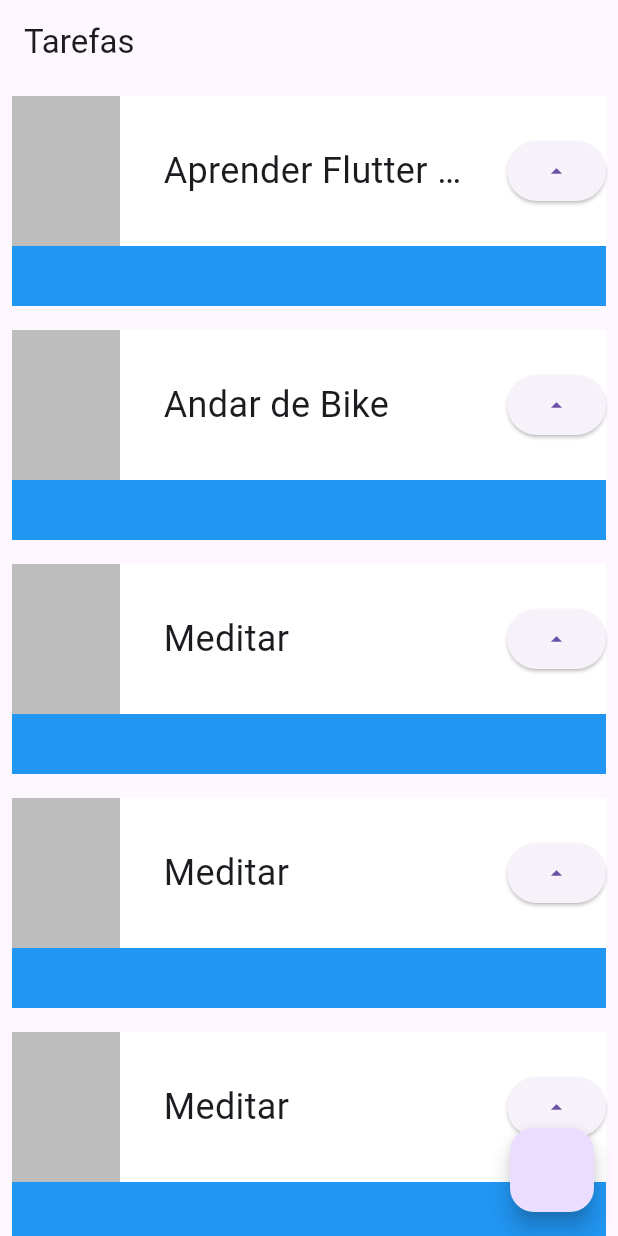
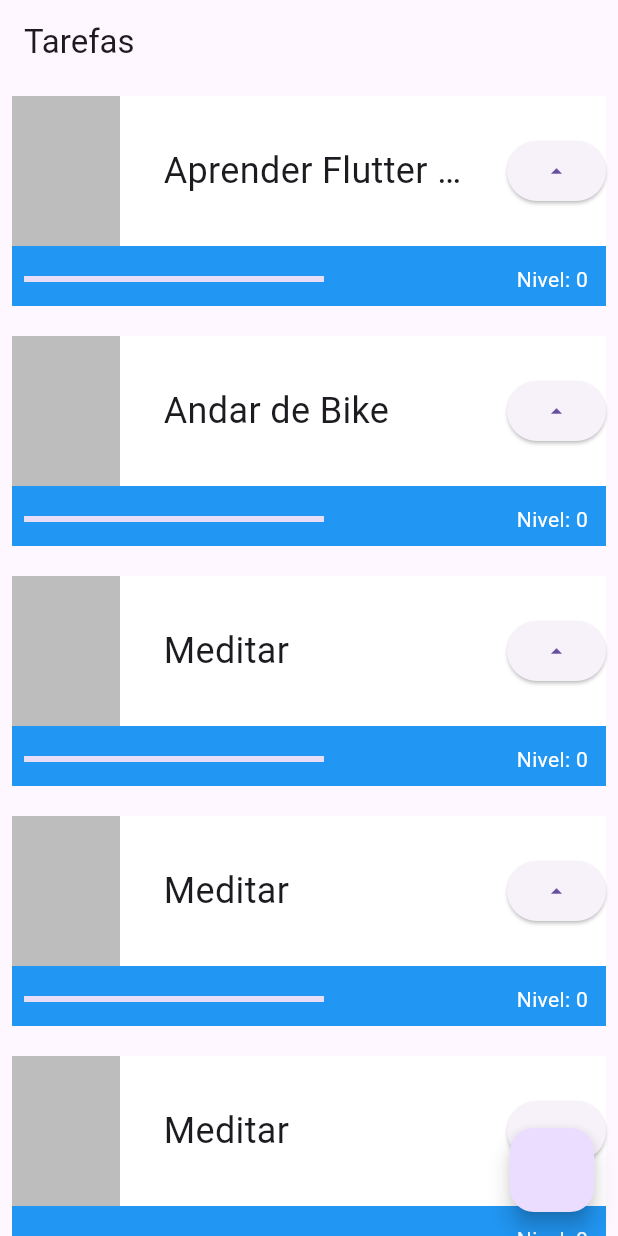
Before and after one commit to letpwk/my_app, a Flutter app: the screen it shows after launch, on a phone screen of 412 x 824 dp. Run offline on Flutter 3.47's test engine with Material 3 defaults, Android fonts, the phone set to English and light mode, and no system bars.

```diff
--- a/lib/main.dart
+++ b/lib/main.dart
@@ -36,10 +36,16 @@ class MeuApp extends StatelessWidget {
   }
 }
 
-class Task extends StatelessWidget {
+class Task extends StatefulWidget {
   final String nome;
   const Task(this.nome, {super.key});
 
+  @override
+  State<Task> createState() => _TaskState();
+}
+
+class _TaskState extends State<Task> {
+  int nivel = 0;
   @override
   Widget build(BuildContext context) {
     return Padding(
@@ -51,6 +57,8 @@ class Task extends StatelessWidget {
               color: Colors.blue,
               height: 140,
             ),
+            Column(
+              children: [
                 Container(
                   color: Colors.white,
                   height: 100,
@@ -65,19 +73,49 @@ class Task extends StatelessWidget {
                       Container(
                           width: 200,
                           child: Text(
-                  nome,
+                            widget.nome,
                             style: TextStyle(
-                    fontSize: 24,
-                    overflow: TextOverflow.ellipsis
-                  ),
+                                fontSize: 24, overflow: TextOverflow.ellipsis),
                           )),
                       ElevatedButton(
-                    onPressed: () {}, child: Icon(Icons.arrow_drop_up))
+                          onPressed: () {
+                            setState(() {
+                              nivel++;
+                            });
+                            print(nivel);
+                          },
+                          child: Icon(Icons.arrow_drop_up))
                     ],
                   ),
                 ),
+                Row(
+                  mainAxisAlignment: MainAxisAlignment.spaceBetween,
+                  children: [
+                    Padding(
+                      padding: const EdgeInsets.all(8),
+                      child: Container(
+                        child: LinearProgressIndicator(
+                          color: Colors.white,
+                          value: nivel / 10,
+                        ),
+                        width: 200,
+                      ),
+                    ),
+                    Padding(
+                      padding: const EdgeInsets.all(12),
+                      child: Text('Nivel: $nivel',
+                          style: TextStyle(
+                            color: Colors.white,
+                          )
+                          ),
+                    ),
                   ],
-      )),
+                ),
+              ],
+            ),
+          ],
+        ),
+      ),
     );
   }
 }
```
Also changed, not shown: pubspec.lock. Lines whose indentation alone changed are shown as unchanged.
